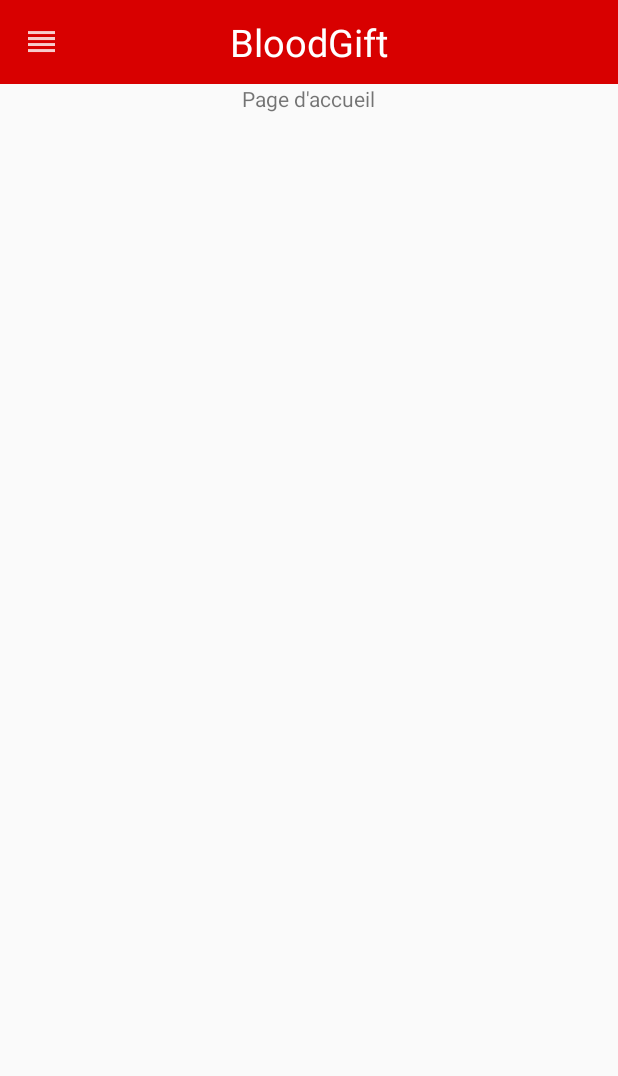
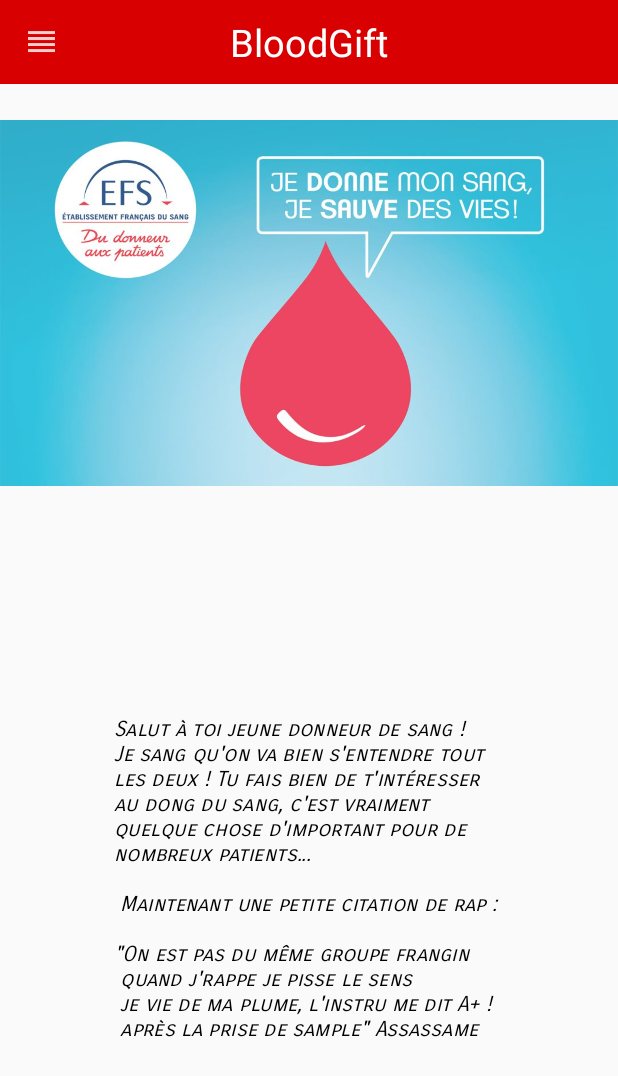
Before and after one commit to valent16/BloodGift, an Android app: the screen it shows after launch (HomePageActivity), on a phone screen of 412 x 824 dp. Shown: the top 1076 px of the screen. Run offline under Robolectric (Android 15) with nearby library versions, the phone set to English and light mode, and no system bars.

Commit message:
Petite mise à jour graphique, pâge d'accueil

```diff
--- a/app/src/main/res/layout/activity_home_page.xml
+++ b/app/src/main/res/layout/activity_home_page.xml
@@ -1,13 +1,11 @@
 <?xml version="1.0" encoding="utf-8"?>
-<android.support.v4.widget.DrawerLayout
-    xmlns:android="http://schemas.android.com/apk/res/android"
+<android.support.v4.widget.DrawerLayout xmlns:android="http://schemas.android.com/apk/res/android"
     xmlns:app="http://schemas.android.com/apk/res-auto"
     xmlns:tools="http://schemas.android.com/tools"
     android:id="@+id/drawer_layout"
     android:layout_width="match_parent"
     android:layout_height="match_parent"
-    tools:context=".Vue.HomePageActivity"
-    >
+    tools:context=".Vue.HomePageActivity">
 
     <LinearLayout
         android:layout_width="match_parent"
@@ -23,27 +21,47 @@
             <TextView
                 android:layout_width="wrap_content"
                 android:layout_height="wrap_content"
-                android:text="BloodGift"
+                android:layout_gravity="center"
+                android:text="@string/app_name"
                 android:textColor="#FFFFFF"
-                android:layout_gravity="center"
-                android:textSize="25dp"/>
+                android:textSize="25sp" />
         </android.support.v7.widget.Toolbar>
 
         <LinearLayout
             android:layout_width="match_parent"
             android:layout_height="wrap_content"
-            android:gravity="center">
+            android:layout_weight="1"
+            android:orientation="vertical">
+
+            <ImageView
+                android:id="@+id/imageView"
+                android:layout_width="match_parent"
+                android:layout_height="wrap_content"
+                android:contentDescription="@string/image_d_accueil"
+                app:srcCompat="@drawable/image_accueil" />
+        </LinearLayout>
+
+        <LinearLayout
+            android:layout_width="match_parent"
+            android:layout_height="match_parent"
+            android:layout_weight="1"
+            android:gravity="center_vertical|center_horizontal"
+            android:orientation="vertical">
 
             <TextView
-                android:layout_width="wrap_content"
+                android:layout_width="260dp"
                 android:layout_height="wrap_content"
-                android:text="Page d'accueil"
+                android:autoText="false"
+                android:fontFamily="sans-serif-smallcaps"
+                android:text="@string/texte_accueil"
+                android:textColor="@color/balck"
+                android:textStyle="italic"
                 app:layout_constraintBottom_toBottomOf="parent"
                 app:layout_constraintLeft_toLeftOf="parent"
                 app:layout_constraintRight_toRightOf="parent"
                 app:layout_constraintTop_toTopOf="parent" />
+        </LinearLayout>
 
-        </LinearLayout>
     </LinearLayout>
 
     <android.support.design.widget.NavigationView
@@ -51,11 +69,10 @@
         android:layout_width="wrap_content"
         android:layout_height="match_parent"
         android:layout_gravity="start"
+        android:background="@color/colorItem"
         android:fitsSystemWindows="true"
-        android:background="@color/colorItem"
+        app:headerLayout="@layout/nav_header"
         app:itemIconTint="@color/iconTint"
-        app:headerLayout="@layout/nav_header"
-        app:menu="@menu/menu_view"
-        />
+        app:menu="@menu/menu_view" />
 
 </android.support.v4.widget.DrawerLayout>
--- a/app/src/main/res/layout/activity_maps.xml
+++ b/app/src/main/res/layout/activity_maps.xml
@@ -22,10 +22,10 @@
             <TextView
                 android:layout_width="wrap_content"
                 android:layout_height="wrap_content"
-                android:text="BloodGift"
+                android:layout_gravity="center"
+                android:text="@string/app_name"
                 android:textColor="#FFFFFF"
-                android:layout_gravity="center"
-                android:textSize="25dp"/>
+                android:textSize="25dp" />
         </android.support.v7.widget.Toolbar>
 <!--
         <LinearLayout
--- a/app/src/main/res/layout/activity_personnal_information.xml
+++ b/app/src/main/res/layout/activity_personnal_information.xml
@@ -22,10 +22,10 @@
             <TextView
                 android:layout_width="wrap_content"
                 android:layout_height="wrap_content"
-                android:text="BloodGift"
+                android:layout_gravity="center"
+                android:text="@string/app_name"
                 android:textColor="#FFFFFF"
-                android:layout_gravity="center"
-                android:textSize="25dp"/>
+                android:textSize="25sp" />
         </android.support.v7.widget.Toolbar>
 
         <LinearLayout
@@ -36,7 +36,7 @@
             <TextView
                 android:layout_width="wrap_content"
                 android:layout_height="wrap_content"
-                android:text="Eligibility page"
+                android:text="@string/eligibility_page"
                 app:layout_constraintBottom_toBottomOf="parent"
                 app:layout_constraintLeft_toLeftOf="parent"
                 app:layout_constraintRight_toRightOf="parent"
--- a/app/src/main/res/layout/activity_settings.xml
+++ b/app/src/main/res/layout/activity_settings.xml
@@ -22,10 +22,10 @@
             <TextView
                 android:layout_width="wrap_content"
                 android:layout_height="wrap_content"
-                android:text="BloodGift"
+                android:layout_gravity="center"
+                android:text="@string/app_name"
                 android:textColor="#FFFFFF"
-                android:layout_gravity="center"
-                android:textSize="25dp"/>
+                android:textSize="25dp" />
         </android.support.v7.widget.Toolbar>
 
         <LinearLayout
--- a/app/src/main/res/values/strings.xml
+++ b/app/src/main/res/values/strings.xml
@@ -13,4 +13,8 @@
     <string name="nav_header_subtitle">android.studio@android.com</string>
     <string name="nav_header_desc">Navigation header</string>
     <string name="action_settings">Settings</string>
+    <string name="texte_accueil">Salut à toi jeune donneur de sang !\nJe sang qu\'on va bien s\'entendre tout les deux ! Tu fais bien de t\'intéresser au dong du sang, c\'est vraiment quelque chose d\'important pour de nombreux patients...
+    \n\n Maintenant une petite citation de rap : \n\n\"On est pas du même groupe frangin\n quand j\'rappe je pisse le sens\n je vie de ma plume, l\'instru me dit "A+ !"\n après la prise de sample\" Assassame</string>
+    <string name="image_d_accueil">Image d\'accueil</string>
+    <string name="eligibility_page">Vos données fournies lors de ce test seront suceptibles d\'être enregistrées pour vous fournir un service automatiques futur</string>
 </resources>
```
Also changed, not shown: app/src/main/res/drawable/image_accueil.png (added).
